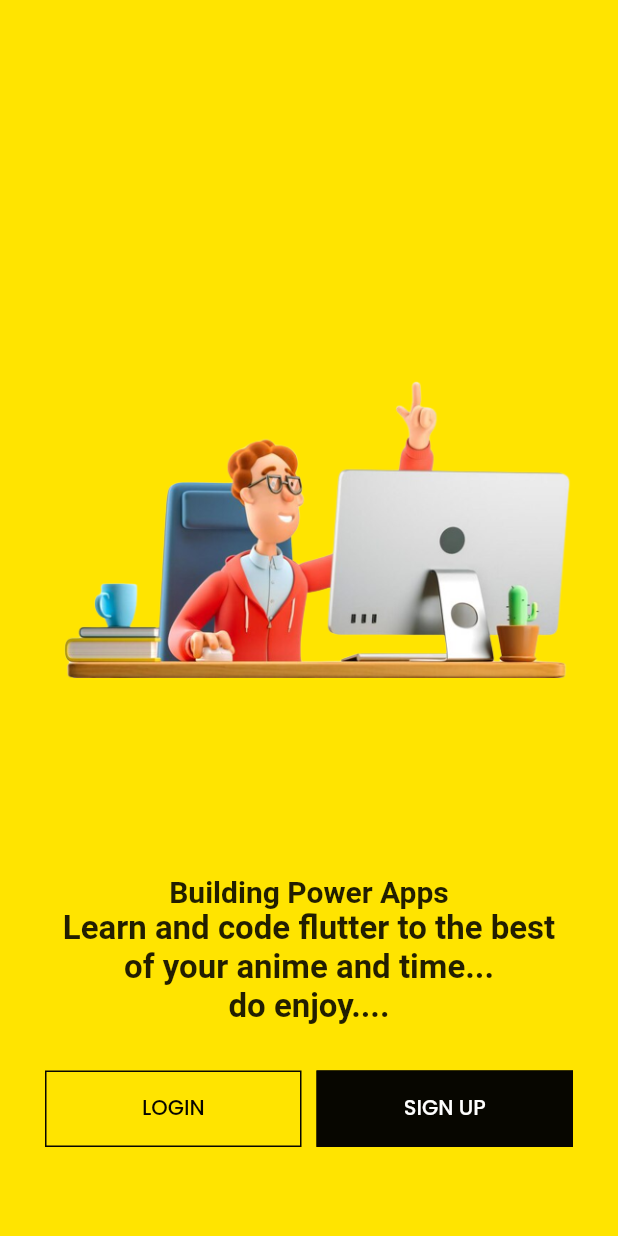
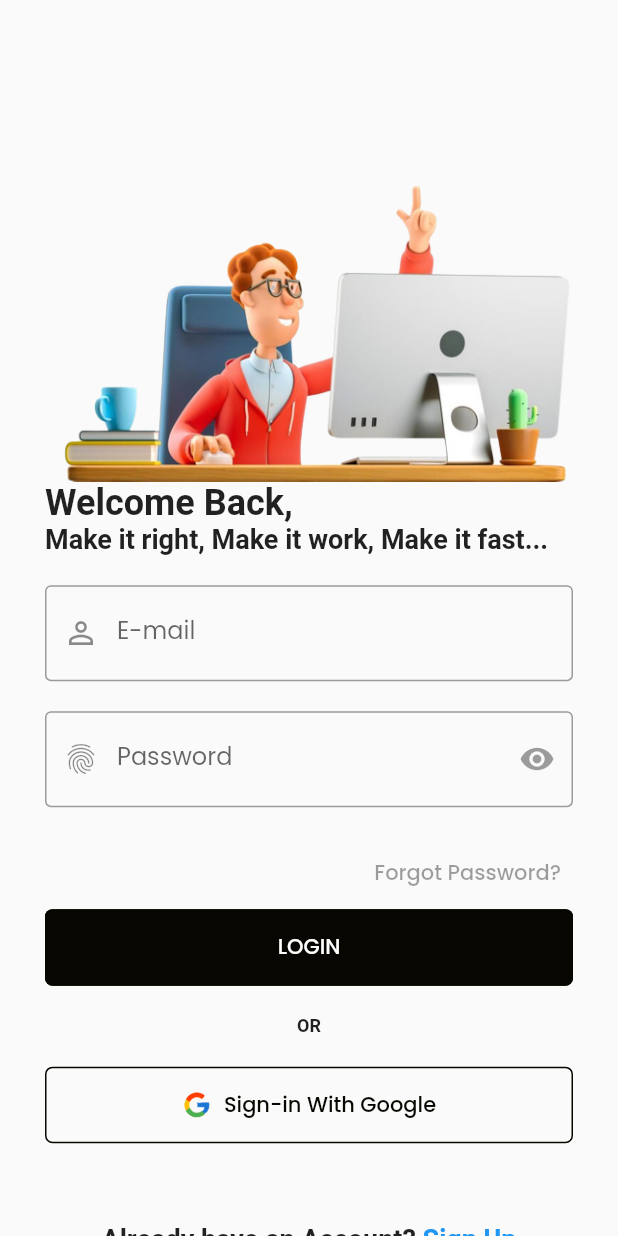
Before and after one commit to MugoSimon/arrowj, a Flutter app: the screen it shows after launch, after a tap on "LOGIN", on a phone screen of 412 x 824 dp. Run offline on Flutter 3.47's test engine with Material 2 defaults, Android fonts, the phone set to English and light mode, and no system bars; our stand-ins replace get, google_fonts, liquid_swipe, smooth_page_indicator.

Commit message:
login ui, done yaani iko sawa

```diff
--- a/lib/config/elevated_button_theme.dart
+++ b/lib/config/elevated_button_theme.dart
@@ -1,16 +1,17 @@
 import 'package:flutter/material.dart';
-
 import '../constants/colors.dart';
 import '../constants/sizes.dart';
 
 class TElevatedButtonTheme {
   TElevatedButtonTheme._();
 
+  static final BorderRadius borderRadius = BorderRadius.circular(5.0);
+
   /*light theme*/
   static final lightElevatedButtonTheme = ElevatedButtonThemeData(
     style: ElevatedButton.styleFrom(
       elevation: 0,
-      shape: RoundedRectangleBorder(),
+      shape: RoundedRectangleBorder(borderRadius: borderRadius), // Use the defined borderRadius
       foregroundColor: tWhiteColor,
       backgroundColor: tSecondaryColor,
       side: BorderSide(color: tSecondaryColor),
@@ -18,11 +19,11 @@ class TElevatedButtonTheme {
     ),
   );
 
-/*dark theme*/
+  /*dark theme*/
   static final darkElevatedButtonTheme = ElevatedButtonThemeData(
     style: ElevatedButton.styleFrom(
       elevation: 0,
-      shape: RoundedRectangleBorder(),
+      shape: RoundedRectangleBorder(borderRadius: borderRadius),
       foregroundColor: tSecondaryColor,
       backgroundColor: tWhiteColor,
       side: BorderSide(color: tSecondaryColor),
--- a/lib/config/outlined_button_theme.dart
+++ b/lib/config/outlined_button_theme.dart
@@ -1,31 +1,29 @@
 import 'package:flutter/material.dart';
-
 import '../constants/colors.dart';
 import '../constants/sizes.dart';
 
 class TOutlinedButtonTheme {
   TOutlinedButtonTheme._();
 
-  /* light mode*/
+  static final BorderRadius borderRadius = BorderRadius.circular(5.0);
+
+  /* light mode */
   static final lightOutlineButtonTheme = OutlinedButtonThemeData(
     style: OutlinedButton.styleFrom(
-    shape: RoundedRectangleBorder(),
+      shape: RoundedRectangleBorder(borderRadius: borderRadius),
       foregroundColor: tSecondaryColor,
       side: BorderSide(color: tSecondaryColor),
       padding: EdgeInsets.symmetric(vertical: tButtonHeight),
-  ));
+    ),
+  );
 
-  /* dark mode*/
   /* dark mode */
-
-// Define the darkOutlineButtonTheme for dark mode
   static final darkOutlineButtonTheme = OutlinedButtonThemeData(
     style: OutlinedButton.styleFrom(
-        shape: RoundedRectangleBorder(),
+      shape: RoundedRectangleBorder(borderRadius: borderRadius),
       foregroundColor: tWhiteColor,
       side: BorderSide(color: tWhiteColor),
       padding: EdgeInsets.symmetric(vertical: tButtonHeight),
-      )
+    ),
   );
-
 }
--- a/lib/constants/image_strings.dart
+++ b/lib/constants/image_strings.dart
@@ -11,3 +11,6 @@ const String tOnBoardingImage4 = "assets/on_boarding_images/larry_resting.png";
 
 /* ---App Image String --- */
 const String tWelcomeScreenImage = "assets/images/welcome_images/larry_sitted_half.png";
+
+/* ---Googlw logo --- */
+const String tGoogleLogoImage = "assets/images/logo/google.png";
--- a/lib/constants/sizes.dart
+++ b/lib/constants/sizes.dart
@@ -4,3 +4,4 @@
 const tDefaultSize = 30.0;
 const tSplashContainerSize = 30.0;
 const tButtonHeight = 15.0;
+const tFormHeight = 30.0;
--- a/lib/constants/text_strings.dart
+++ b/lib/constants/text_strings.dart
@@ -27,3 +27,13 @@ const String tOnBoardingCounter4 = "4/4";
 /* -- Welcome Screen  --*/
 const String tWelcomeTitle = "Building Power Apps";
 const String tWelcomeSubTitle = "Learn and code flutter to the best of your anime and time...\ndo enjoy....";
+
+/* -- Login Screen Text  --*/
+const String tLoginTitle = "Welcome Back, ";
+const String tLoginSubTitle = "Make it right, Make it work, Make it fast... ";
+const String tRememberMe = "RememberMe?";
+const String tForgotPassword = "Forgot Password?";
+const String tSignInWithGoogle = "Sign-in With Google";
+const String tAlreadyHaveAnAccount = "Already have an Account? ";
+const String tEmail = "E-mail";
+const String tPassword = "Password";
--- /dev/null
+++ b/lib/features/authentication/screens/login/login.dart
@@ -0,0 +1,34 @@
+import 'package:arrowj/constants/image_strings.dart';
+import 'package:arrowj/constants/sizes.dart';
+import 'package:arrowj/constants/text_strings.dart';
+import 'package:flutter/material.dart';
+
+import 'login_footer_widget.dart';
+import 'login_form_widget.dart';
+import 'login_header_widget.dart';
+
+class LoginScreen extends StatelessWidget {
+  const LoginScreen({super.key});
+
+  @override
+  Widget build(BuildContext context) {
+    final size = MediaQuery.of(context).size;
+    return SafeArea(
+      child: Scaffold(
+        body: SingleChildScrollView(
+          child: Container(
+            padding: const EdgeInsets.all(tDefaultSize),
+            child: Column(
+              crossAxisAlignment: CrossAxisAlignment.start,
+              children: [
+                LoginHeaderWidget(size: size),
+                const LoginForm(),
+                const login_footer_widget()
+              ],
+            ),
+          ),
+        ),
+      ),
+    );
+  }
+}
--- /dev/null
+++ b/lib/features/authentication/screens/login/login_footer_widget.dart
@@ -0,0 +1,48 @@
+
+import 'package:flutter/cupertino.dart';
+import 'package:flutter/material.dart';
+
+import '../../../../constants/image_strings.dart';
+import '../../../../constants/sizes.dart';
+import '../../../../constants/text_strings.dart';
+
+class login_footer_widget extends StatelessWidget {
+  const login_footer_widget({
+    super.key,
+  });
+
+  @override
+  Widget build(BuildContext context) {
+    return Column(
+      crossAxisAlignment: CrossAxisAlignment.center,
+      children: [
+        const Text('OR'),
+        SizedBox(height: tFormHeight - 10.0,),
+        SizedBox(
+          width: double.infinity,
+          child: OutlinedButton.icon(
+              icon: Image(
+                image: AssetImage(tGoogleLogoImage),
+                width: 20.0,
+              ),
+              onPressed: () {},
+              label: Text(tSignInWithGoogle)),
+        ),
+        const SizedBox(height: tFormHeight + 10),
+        TextButton(
+          onPressed: () {},
+          child: Text.rich(
+            TextSpan(
+                text: tAlreadyHaveAnAccount,
+                style: Theme.of(context).textTheme.headline4,
+                children: const [
+                  TextSpan(
+                      text: tSignUp,
+                      style: TextStyle(color: Colors.blue)),
+                ]),
+          ),
+        ),
+      ],
+    );
+  }
+}
--- /dev/null
+++ b/lib/features/authentication/screens/login/login_form_widget.dart
@@ -0,0 +1,56 @@
+import 'package:flutter/material.dart';
+
+import '../../../../constants/sizes.dart';
+import '../../../../constants/text_strings.dart';
+
+class LoginForm extends StatelessWidget {
+  const LoginForm({
+    super.key,
+  });
+
+  @override
+  Widget build(BuildContext context) {
+    return Form(
+        child: Container(
+      padding: EdgeInsets.symmetric(vertical: tFormHeight - 10.0),
+      child: Column(
+        crossAxisAlignment: CrossAxisAlignment.start,
+        children: [
+          TextFormField(
+            decoration: InputDecoration(
+                prefixIcon: Icon(Icons.person_outline_outlined),
+                labelText: tEmail,
+                hintText: tEmail,
+                border: OutlineInputBorder()),
+          ),
+          SizedBox(
+            height: tFormHeight - 10.0,
+          ),
+          TextFormField(
+            decoration: InputDecoration(
+                prefixIcon: Icon(Icons.fingerprint),
+                labelText: tPassword,
+                hintText: tPassword,
+                border: OutlineInputBorder(),
+                suffixIcon: IconButton(
+                  onPressed: null,
+                  icon: Icon(Icons.remove_red_eye_sharp),
+                )),
+          ),
+          SizedBox(
+            height: tFormHeight - 10.0,
+          ),
+          Align(
+            alignment: Alignment.centerRight,
+            child: TextButton(onPressed: null, child: Text(tForgotPassword)),
+          ),
+          SizedBox(
+            width: double.infinity,
+            child: ElevatedButton(
+                onPressed: () {}, child: Text(tLogin.toUpperCase())),
+          )
+        ],
+      ),
+    ));
+  }
+}
--- /dev/null
+++ b/lib/features/authentication/screens/login/login_header_widget.dart
@@ -0,0 +1,35 @@
+
+import 'package:flutter/cupertino.dart';
+import 'package:flutter/material.dart';
+
+import '../../../../constants/image_strings.dart';
+import '../../../../constants/text_strings.dart';
+
+class LoginHeaderWidget extends StatelessWidget {
+  const LoginHeaderWidget({
+    super.key,
+    required this.size,
+  });
+
+  final Size size;
+
+  @override
+  Widget build(BuildContext context) {
+    return Column(
+      crossAxisAlignment: CrossAxisAlignment.start,
+      children: [
+        Hero(
+          tag: 'welcome-image-tag',
+          child: Image(
+            image: AssetImage(tWelcomeScreenImage),
+          ),
+        ),
+        Text(tLoginTitle, style: Theme.of(context).textTheme.headline1),
+        Text(
+          tLoginSubTitle,
+          style: Theme.of(context).textTheme.headlineMedium,
+        ),
+      ],
+    );
+  }
+}
--- a/lib/features/authentication/screens/welcome/welcome.dart
+++ b/lib/features/authentication/screens/welcome/welcome.dart
@@ -2,11 +2,11 @@ import 'package:arrowj/constants/colors.dart';
 import 'package:arrowj/constants/image_strings.dart';
 import 'package:arrowj/constants/sizes.dart';
 import 'package:arrowj/constants/text_strings.dart';
+import 'package:arrowj/features/authentication/screens/login/login.dart';
 import 'package:arrowj/features/others/fade_in_animation/animated_design.dart';
 import 'package:arrowj/features/others/fade_in_animation/fade_in_animation_model.dart';
 import 'package:flutter/material.dart';
 import 'package:get/get.dart';
-import 'package:get/get_core/src/get_main.dart';
 
 import '../../../others/fade_in_animation/fade_in_animation_controller.dart';
 
@@ -21,10 +21,8 @@ class WelcomeScreen extends StatelessWidget {
     var brightness = mediaQuery.platformBrightness;
     final isDark = brightness == Brightness.dark;
 
-
-
     return Scaffold(
-      backgroundColor: isDark? tSecondaryColor :  tPrimaryColor,
+      backgroundColor: isDark ? tSecondaryColor : tPrimaryColor,
       body: Stack(
         children: [
           TFadeInAnimation(
@@ -42,19 +40,22 @@ class WelcomeScreen extends StatelessWidget {
             child: Container(
               padding: EdgeInsets.all(tDefaultSize),
               child: Column(
-                mainAxisAlignment: MainAxisAlignment.spaceEvenly,
                 children: <Widget>[
                   Hero(
                     tag: 'welcome-image-tag',
+                    child: Container(
+                      height: 260,
                       child: Image(
                         image: AssetImage(tWelcomeScreenImage),
-                      height: height * 0.6,
                       ),
                     ),
+                  ),
+                  SizedBox(height: 12.0),
                   Column(
                     children: [
                       Text(tWelcomeTitle,
                           style: Theme.of(context).textTheme.headline3),
+                      SizedBox(height: 10.0),
                       Text(
                         tWelcomeSubTitle,
                         style: Theme.of(context).textTheme.headline2,
@@ -62,30 +63,32 @@ class WelcomeScreen extends StatelessWidget {
                       ),
                     ],
                   ),
-                  Row(
+                  Spacer(),
+                  Container(
+                    height: 50.0,
+                    child: Row(
                       children: [
                         Expanded(
                           child: OutlinedButton(
-                          onPressed: () {},
-
-                          child: Text(tLogin.toUpperCase(),
+                            onPressed: () => Get.to(() => const LoginScreen()),
+                            child: Text(
+                              tLogin.toUpperCase(),
                             ),
                           ),
                         ),
-                      SizedBox(
-                        width: 10.0,
-                      ),
+                        SizedBox(width: 10.0),
                         Expanded(
                           child: ElevatedButton(
                             onPressed: () {},
-
                             child: Text(
                               tSignUp.toUpperCase(),
                             ),
                           ),
                         )
                       ],
-                  )
+                    ),
+                  ),
+                  SizedBox(height: 10.0),
                 ],
               ),
             ),
--- a/pubspec.yaml
+++ b/pubspec.yaml
@@ -57,3 +57,4 @@ flutter:
     - assets/images/
     - assets/images/welcome_images/
     - assets/on_boarding_images/
+    - assets/images/logo/
```
Also changed, not shown: assets/images/logo/google.png (added). Lines whose indentation alone changed are shown as unchanged.
